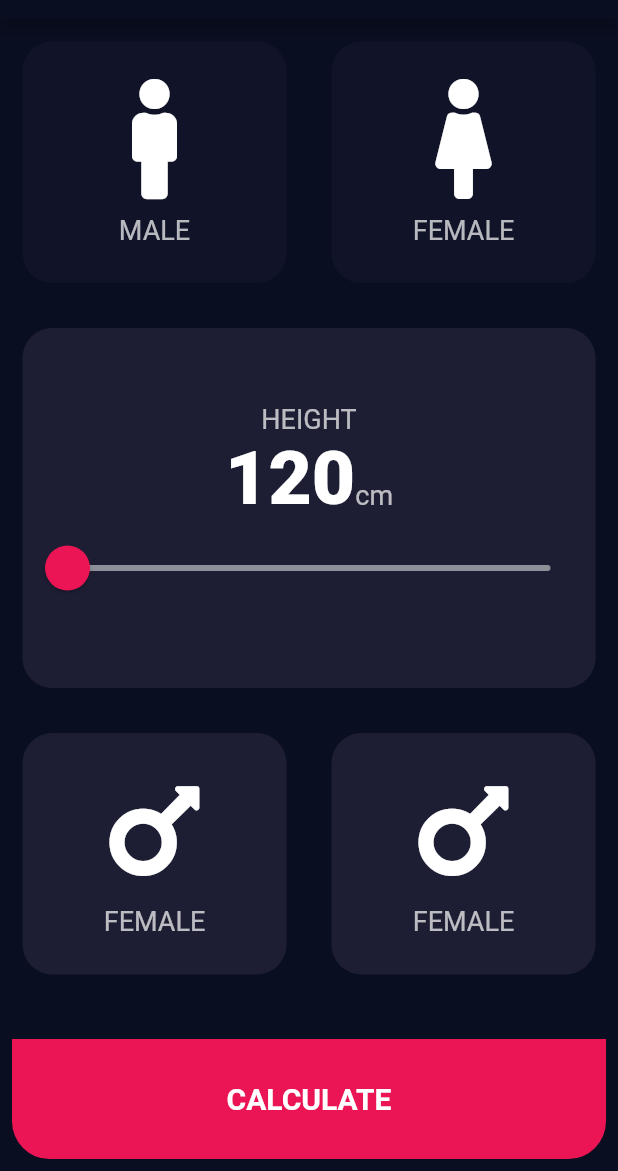
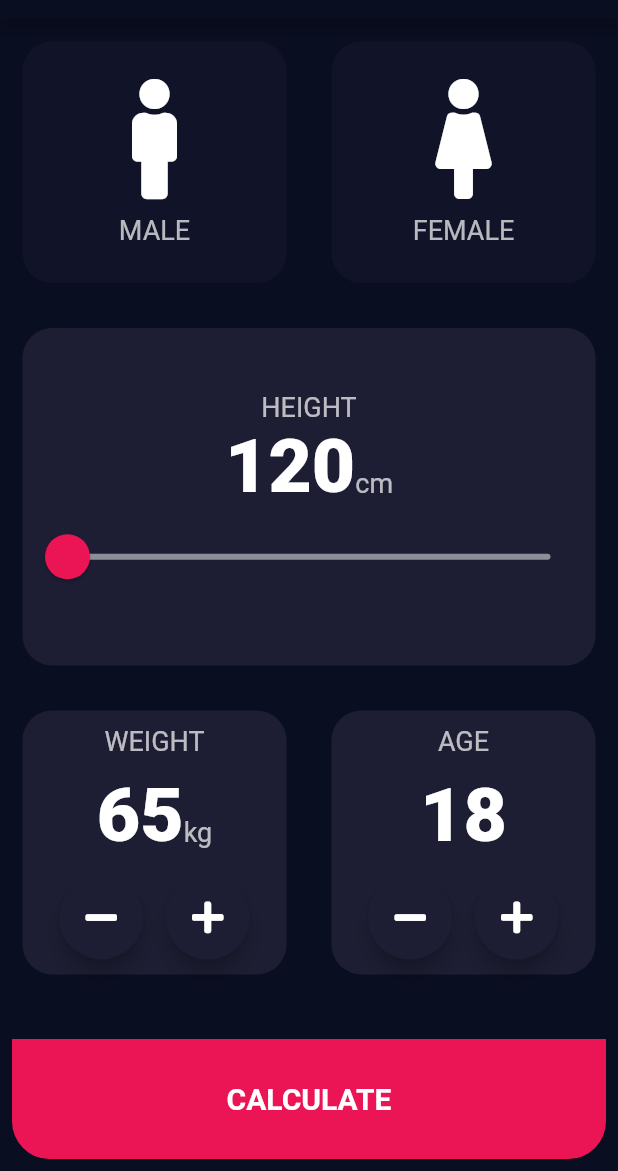
Before and after one commit to richieoscar/bmicalculator, a Flutter app: the screen it shows after launch, on a phone screen of 412 x 824 dp, the part 65-1236 px from its top. Run offline on Flutter 3.47's test engine with Material 2 defaults, Android fonts, the phone set to English and light mode, and no system bars; our stand-ins replace font_awesome_flutter, logger.

Commit message:
added calculator service

```diff
--- /dev/null
+++ b/lib/components/botttom_container.dart
@@ -0,0 +1,38 @@
+import 'package:bmicalculator/constants/color_constants.dart';
+import 'package:flutter/material.dart';
+
+class BottomContainer extends StatelessWidget {
+  final VoidCallback? onPressed;
+  final String? title;
+
+  BottomContainer({required this.onPressed, required this.title});
+
+  @override
+  Widget build(BuildContext context) {
+    return Padding(
+      padding: const EdgeInsets.all(8.0),
+      child: GestureDetector(
+        onTap: onPressed,
+        child: Container(
+          decoration: const BoxDecoration(
+              color: KBottomContainerColor,
+              borderRadius: BorderRadius.only(
+                  bottomLeft: Radius.circular(25),
+                  bottomRight: Radius.circular(25))),
+          margin:  EdgeInsets.only(top: 20.0),
+          width: double.infinity,
+          height: KBottomContainerHeight,
+          child:  Center(
+            child: Text(
+              title!,
+              style: TextStyle(
+                  color: Colors.white,
+                  fontSize: 20,
+                  fontWeight: FontWeight.bold),
+            ),
+          ),
+        ),
+      ),
+    );
+  }
+}
--- /dev/null
+++ b/lib/components/round_icon_button.dart
@@ -0,0 +1,20 @@
+import 'package:bmicalculator/constants/color_constants.dart';
+import 'package:flutter/material.dart';
+
+class RoundIconButton extends StatelessWidget {
+  final IconData? icon;
+  VoidCallback? onPressed;
+
+  RoundIconButton({this.icon, this.onPressed});
+
+  @override
+  Widget build(BuildContext context) {
+    return RawMaterialButton(
+        fillColor: KCardColor,
+        child: Icon(icon),
+        elevation: 5.0,
+        constraints: BoxConstraints.tightFor(width: 56.0, height: 56.0),
+        shape: CircleBorder(),
+        onPressed: onPressed);
+  }
+}
--- a/lib/constants/color_constants.dart
+++ b/lib/constants/color_constants.dart
@@ -17,6 +17,12 @@ const kSliderWhite = Colors.white;
 //Text style constants
 const KLabelTextStyle = TextStyle(fontSize: 18, color: kWhite);
 const KNumberTextStyle = TextStyle(fontSize: 50.0, fontWeight: FontWeight.w900);
+const kResultTextStyle = TextStyle(fontSize: 30.0, fontWeight: FontWeight.w700);
+const kGrenTextStyle =
+    TextStyle(fontSize: 20, color: Colors.green, fontWeight: FontWeight.w500);
+const kResultSuggestionStyle = TextStyle(
+  fontSize: 18,
+);
 
 //button constants
 const KRoundButtonColor = Color(0xFF4C45FE);
--- /dev/null
+++ b/lib/service/bmi_calculator_service.dart
@@ -0,0 +1,34 @@
+import 'dart:math';
+
+class Calculator {
+  int hieght;
+  int weight;
+  double? _bmi;
+
+  Calculator({required this.hieght, required this.weight});
+
+  String calculateBmi() {
+    _bmi = weight / pow(hieght/100, 2);
+    return _bmi!.toStringAsFixed(1);
+  }
+
+  String getResult() {
+    if (_bmi! >= 25) {
+      return 'OverWeight';
+    } else if (_bmi! > 25) {
+      return 'Normal';
+    } else {
+      return "UnderWeight";
+    }
+  }
+
+  String getInterpretation(){
+     if (_bmi! >= 25) {
+      return 'Your body weight is higher than normal, Please Excersice more';
+    } else if (_bmi! > 25) {
+      return 'Great!, You have a normal body weight';
+    } else {
+      return "Your body weight is lower than normal, Please eat more";
+    }
+  }
+}
--- a/lib/ui/input_page.dart
+++ b/lib/ui/input_page.dart
@@ -1,8 +1,13 @@
+import 'package:bmicalculator/components/botttom_container.dart';
+import 'package:bmicalculator/components/icon_content.dart';
+import 'package:bmicalculator/components/reusable_card.dart';
+import 'package:bmicalculator/components/round_icon_button.dart';
 import 'package:bmicalculator/constants/color_constants.dart';
 import 'package:bmicalculator/constants/enums.dart';
+import 'package:bmicalculator/main.dart';
+import 'package:bmicalculator/service/bmi_calculator_service.dart';
+import 'package:bmicalculator/ui/result_page.dart';
 import 'package:bmicalculator/util/logger.dart';
-import 'package:bmicalculator/widgets/icon_content.dart';
-import 'package:bmicalculator/widgets/reusable_card.dart';
 import 'package:flutter/material.dart';
 import 'package:font_awesome_flutter/font_awesome_flutter.dart';
 
@@ -16,6 +21,32 @@ class _InputPageState extends State<InputPage> {
   Color femaleCardColor = KInactiveCardColor;
   Gender? _gender;
   int height = 120;
+  int weight = 65;
+  int age = 18;
+
+  void increaseWeight() {
+    setState(() {
+      weight++;
+    });
+  }
+
+  void decreaseWeight() {
+    setState(() {
+      weight != 0 ? weight-- : 0;
+    });
+  }
+
+  void increaseAge() {
+    setState(() {
+      age++;
+    });
+  }
+
+  void decreaseAge() {
+    setState(() {
+      age != 0 ? age-- : 0;
+    });
+  }
 
   @override
   Widget build(BuildContext context) {
@@ -81,19 +112,19 @@ class _InputPageState extends State<InputPage> {
                     ),
                     SliderTheme(
                       data: SliderTheme.of(context).copyWith(
-                        activeTrackColor: kWhite,
-                        thumbShape: RoundSliderThumbShape(enabledThumbRadius: 15),
-                        thumbColor: KBottomContainerColor,
-                        overlayColor: Color(0x15),
-                        overlayShape: RoundSliderOverlayShape(overlayRadius: 30.0)
-                      ),
+                          activeTrackColor: kSliderWhite,
+                          thumbShape:
+                              RoundSliderThumbShape(enabledThumbRadius: 15),
+                          thumbColor: KBottomContainerColor,
+                          overlayColor: kSliderOverlayColor,
+                          overlayShape:
+                              RoundSliderOverlayShape(overlayRadius: 30.0)),
                       child: Slider(
                           value: height.toDouble(),
                           min: 120.0,
                           max: 220.0,
                           inactiveColor: KSliderinactiveColor,
                           onChanged: (double newValue) {
-
                             setState(() {
                               height = newValue.round();
                             });
@@ -106,44 +137,139 @@ class _InputPageState extends State<InputPage> {
             ),
           ),
           Row(
-            children: const [
+            children: [
               Expanded(
                 child: ReusableCard(
                   cardColor: KCardColor,
-                  child:
-                      IconContent(icon: FontAwesomeIcons.mars, label: "FEMALE"),
+                  child: Padding(
+                    padding: const EdgeInsets.all(10.0),
+                    child: Column(
+                      mainAxisAlignment: MainAxisAlignment.center,
+                      crossAxisAlignment: CrossAxisAlignment.center,
+                      children: [
+                        const Text(
+                          "WEIGHT",
+                          style: KLabelTextStyle,
+                        ),
+                        const SizedBox(
+                          height: 10,
+                        ),
+                        Row(
+                          crossAxisAlignment: CrossAxisAlignment.baseline,
+                          mainAxisAlignment: MainAxisAlignment.center,
+                          textBaseline: TextBaseline.alphabetic,
+                          children: [
+                            Text(
+                              weight.toString(),
+                              style: KNumberTextStyle,
+                            ),
+                            Text(
+                              'kg',
+                              style: KLabelTextStyle,
+                            )
+                          ],
+                        ),
+                        const SizedBox(
+                          height: 10,
+                        ),
+                        Row(
+                            mainAxisAlignment: MainAxisAlignment.center,
+                            crossAxisAlignment: CrossAxisAlignment.center,
+                            children: [
+                              RoundIconButton(
+                                icon: FontAwesomeIcons.minus,
+                                onPressed: () {
+                                  decreaseWeight();
+                                },
+                              ),
+                              const SizedBox(
+                                width: 15,
+                              ),
+                              RoundIconButton(
+                                icon: FontAwesomeIcons.plus,
+                                onPressed: () {
+                                  increaseWeight();
+                                },
+                              ),
+                              const SizedBox(
+                                height: 10,
+                              ),
+                            ]),
+                      ],
+                    ),
+                  ),
                 ),
               ),
               Expanded(
                 child: ReusableCard(
                   cardColor: KCardColor,
-                  child:
-                      IconContent(icon: FontAwesomeIcons.mars, label: "FEMALE"),
+                  child: Padding(
+                    padding: const EdgeInsets.all(10.0),
+                    child: Column(
+                      mainAxisAlignment: MainAxisAlignment.center,
+                      crossAxisAlignment: CrossAxisAlignment.center,
+                      children: [
+                        const Text(
+                          "AGE",
+                          style: KLabelTextStyle,
+                        ),
+                        const SizedBox(
+                          height: 10,
+                        ),
+                        Text(
+                          age.toString(),
+                          style: KNumberTextStyle,
+                        ),
+                        const SizedBox(
+                          height: 10,
+                        ),
+                        Row(
+                            mainAxisAlignment: MainAxisAlignment.center,
+                            crossAxisAlignment: CrossAxisAlignment.center,
+                            children: [
+                              RoundIconButton(
+                                icon: FontAwesomeIcons.minus,
+                                onPressed: () {
+                                  decreaseAge();
+                                },
+                              ),
+                              const SizedBox(
+                                width: 15,
+                              ),
+                              RoundIconButton(
+                                icon: FontAwesomeIcons.plus,
+                                onPressed: () {
+                                  increaseAge();
+                                },
+                              ),
+                              const SizedBox(
+                                height: 10,
+                              ),
+                            ]),
+                      ],
+                    ),
+                  ),
                 ),
               ),
             ],
           ),
-          Padding(
-            padding: const EdgeInsets.all(8.0),
-            child: Container(
-              decoration: const BoxDecoration(
-                  color: KBottomContainerColor,
-                  borderRadius: BorderRadius.only(
-                      bottomLeft: Radius.circular(25),
-                      bottomRight: Radius.circular(25))),
-              margin: const EdgeInsets.only(top: 20.0),
-              width: double.infinity,
-              height: KBottomContainerHeight,
-              child: const Center(
-                child: Text(
-                  "CALCULATE",
-                  style: TextStyle(
-                      color: Colors.white,
-                      fontSize: 20,
-                      fontWeight: FontWeight.bold),
-                ),
-              ),
-            ),
+          BottomContainer(
+            title: "CALCULATE",
+            onPressed: () {
+              Calculator bmiCalc = Calculator(hieght: height, weight: weight);
+              String bmi = bmiCalc.calculateBmi();
+              String result = bmiCalc.getResult();
+              String interpretation = bmiCalc.getInterpretation();
+              AppLogger.logInfo(bmi);
+
+              Navigator.push(
+                  context,
+                  MaterialPageRoute(
+                      builder: (_) => ResultPage(
+                          bmi: bmi,
+                          result: result,
+                          interpration: interpretation)));
+            },
           ),
         ],
       ),
```
Also changed, not shown: lib/ui/result_page.dart (added, +74 -0 lines), lib/components/icon_content.dart (renamed from lib/widgets/icon_content.dart), lib/components/reusable_card.dart (renamed from lib/widgets/reusable_card.dart).
